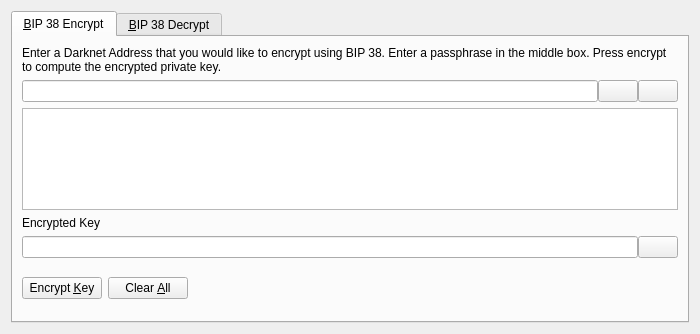
First picture: the form in src/qt/forms/bip38tooldialog.ui, repository satoshi-ninja/PIVX, before the edit.
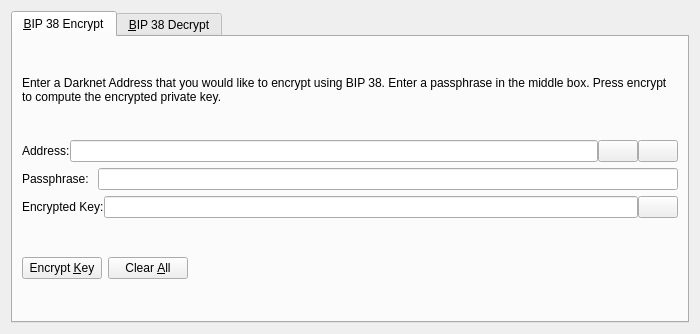
Second picture: the form after the edit. The open tabs and pages were chosen to show the change. Icons and pictures are not drawn. Custom widgets are drawn as their Qt base class.

Commit message: finish adding encryption to bip38tooldialog

Patch:
```diff
--- a/src/qt/forms/bip38tooldialog.ui
+++ b/src/qt/forms/bip38tooldialog.ui
@@ -45,6 +45,13 @@
          <property name="spacing">
           <number>0</number>
          </property>
+         <item>
+          <widget class="QLabel" name="label_5">
+           <property name="text">
+            <string>Address:</string>
+           </property>
+          </widget>
+         </item>
          <item>
           <widget class="QValidatedLineEdit" name="addressIn_ENC">
            <property name="toolTip">
@@ -95,27 +102,38 @@
         </layout>
        </item>
        <item>
-        <widget class="QPlainTextEdit" name="passphraseIn_ENC">
-         <property name="toolTip">
-          <string>Enter the message you want to sign here</string>
-         </property>
-        </widget>
-       </item>
-       <item>
-        <widget class="QLabel" name="encryptedKeyLabel_ENC">
-         <property name="text">
-          <string>Encrypted Key</string>
-         </property>
-         <property name="textFormat">
-          <enum>Qt::PlainText</enum>
-         </property>
-        </widget>
+        <layout class="QHBoxLayout" name="horizontalLayout_5">
+         <item>
+          <widget class="QLabel" name="label_6">
+           <property name="text">
+            <string>Passphrase: </string>
+           </property>
+          </widget>
+         </item>
+         <item>
+          <widget class="QLineEdit" name="passphraseIn_ENC">
+           <property name="echoMode">
+            <enum>QLineEdit::Password</enum>
+           </property>
+          </widget>
+         </item>
+        </layout>
        </item>
        <item>
         <layout class="QHBoxLayout" name="horizontalLayout_2_ENC">
          <property name="spacing">
           <number>0</number>
          </property>
+         <item>
+          <widget class="QLabel" name="encryptedKeyLabel_ENC">
+           <property name="text">
+            <string>Encrypted Key:</string>
+           </property>
+           <property name="textFormat">
+            <enum>Qt::PlainText</enum>
+           </property>
+          </widget>
+         </item>
          <item>
           <widget class="QLineEdit" name="encryptedKeyOut_ENC">
            <property name="font">
```
Left out of the diff: 8 changed lines with no effect on the pictures. The commit also changes 1 other file.
